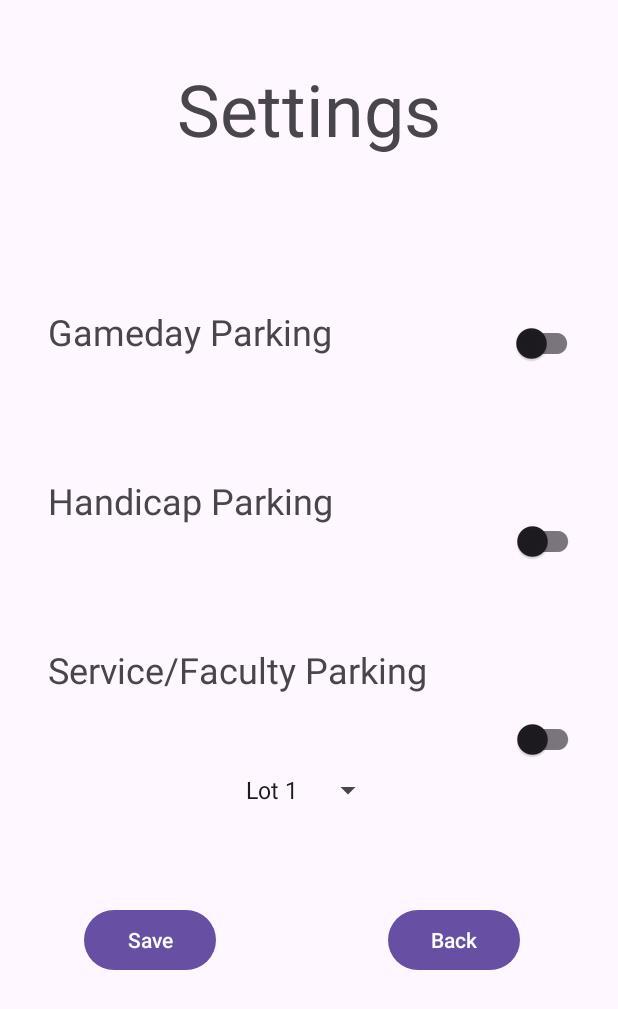
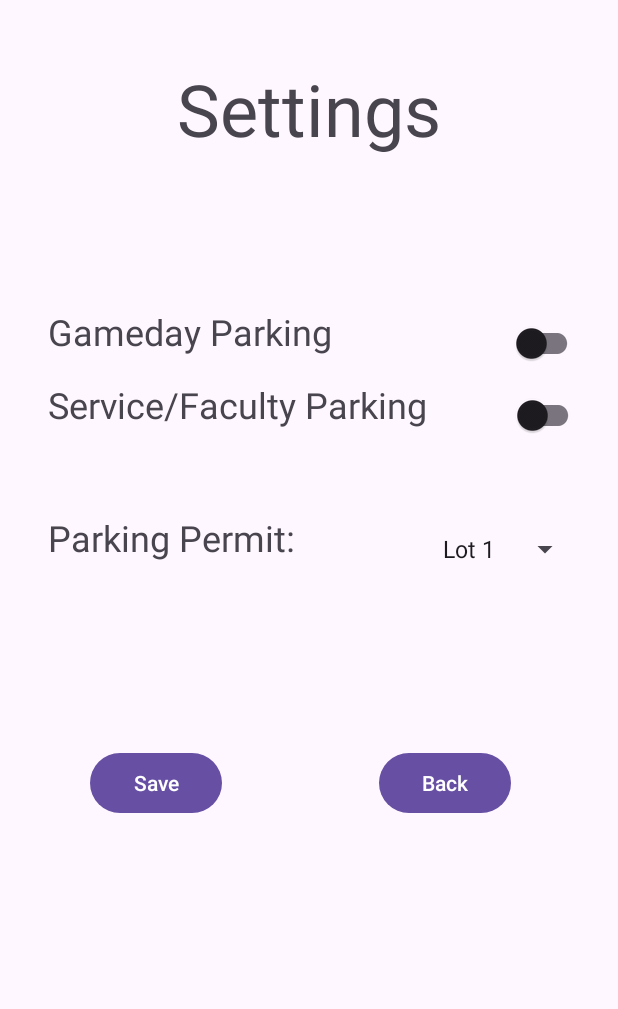
Before and after one commit to KrabbyPattyson/UMDParkingApp, an Android app: the screen it shows after launch (SettingsActivity), after a tap on "Settings Page", on a phone screen of 412 x 824 dp. Shown: the top 1009 px of the screen. Run offline under Robolectric (Android 15) with nearby library versions, the phone set to English and light mode, and no system bars; our stand-ins replace AdMob.

Commit message:
Removed all mentions of Handicap.

```diff
--- a/app/src/main/java/com/example/umdparkingapp/MainActivity.kt
+++ b/app/src/main/java/com/example/umdparkingapp/MainActivity.kt
@@ -1,16 +1,16 @@
 package com.example.umdparkingapp
 
-import android.app.ActivityOptions
 import androidx.appcompat.app.AppCompatActivity
 import android.os.Bundle
 import android.content.Intent
 import android.util.Log
 import android.widget.Button
 
+class MainActivity : AppCompatActivity() {
 
 private lateinit var mapButtonClick: Button
 private lateinit var settingsButtonClick: Button
-class MainActivity : AppCompatActivity() {
+
     override fun onCreate(savedInstanceState: Bundle?) {
         super.onCreate(savedInstanceState)
         setContentView(R.layout.activity_main)
@@ -18,6 +18,7 @@ class MainActivity : AppCompatActivity() {
         mapButtonClick = findViewById<Button>(R.id.buttonMap)
         settingsButtonClick = findViewById<Button>(R.id.buttonSettings)
 
+        // This is the event handler to send users to the Map activity
         mapButtonClick.setOnClickListener {
             val intent = Intent(this, MapActivity::class.java)
             startActivity(intent)
@@ -25,16 +26,17 @@ class MainActivity : AppCompatActivity() {
             Log.w("MainActivity", "Sent to MapActivity view?")
         }
 
-        // Create a Settings app
-        settings = Settings(this)
-        settings.sayPreferences()
-
+        // This is the event handler to send users to the Settings activity
         settingsButtonClick.setOnClickListener {
             val intent = Intent(this, SettingsActivity::class.java)
             startActivity(intent)
             overridePendingTransition( R.anim.slide_left, 0, 0 )
             Log.w("MainActivity", "Sent to SettingsActivity view?")
         }
+
+        // Create a Settings object
+        settings = Settings(this)
+        settings.sayPreferences()
     }
 
     override fun onResume() {
--- a/app/src/main/java/com/example/umdparkingapp/Settings.kt
+++ b/app/src/main/java/com/example/umdparkingapp/Settings.kt
@@ -6,31 +6,25 @@ import android.util.Log
 
 class Settings {
     private var gameday : Boolean = false
-    private var handicap : Boolean = false
     private var service : Boolean = false
     private var lot : String = "None"
 
-    constructor(gameday : Boolean, handicap : Boolean, service : Boolean, lot : String) {
+    constructor(gameday : Boolean, service : Boolean, lot : String) {
         setGameday( gameday )
-        setHandicap( handicap )
         setService( service )
+        setLot( lot )
     }
 
     constructor( context: Context) {
         var pref : SharedPreferences = context.getSharedPreferences( context.packageName + "_preferences",
             Context.MODE_PRIVATE )
         setGameday( pref.getBoolean(GAMEDAY, false ))
-        setHandicap( pref.getBoolean(HANDICAP, false))
         setService( pref.getBoolean(SERVICE, false))
         setLot(pref.getString(LOT, "None").toString())
     }
 
     fun setGameday(g : Boolean) {
         gameday = g
-    }
-
-    fun setHandicap(h : Boolean) {
-        handicap = h
     }
 
     fun setService(s : Boolean) {
@@ -51,14 +45,13 @@ class Settings {
 
         var editor : SharedPreferences.Editor = pref.edit()
         editor.putBoolean(GAMEDAY, gameday)
-        editor.putBoolean(HANDICAP, handicap )
         editor.putBoolean(SERVICE, service )
         editor.putString(LOT, lot)
         editor.commit()
     }
 
     fun sayPreferences() {
-        Log.w("MainActivity", "You're preferences are: \nGameday: ${gameday}\nHandicap: ${handicap}\nService/Faculty: ${service}\nLot: $lot")
+        Log.w("MainActivity", "You're preferences are: \nGameday: ${gameday}\nService/Faculty: ${service}\nLot: $lot")
     }
 
     // This holds the keys to the persistent data for other activities to use
--- a/app/src/main/java/com/example/umdparkingapp/SettingsActivity.kt
+++ b/app/src/main/java/com/example/umdparkingapp/SettingsActivity.kt
@@ -29,7 +29,6 @@ class SettingsActivity : AppCompatActivity() {
         setContentView(R.layout.activity_settings)
 
         gamedaySwitch = findViewById(R.id.gameDaySwitch)
-        handicapSwitch = findViewById(R.id.handicapSwitch)
         serviceSwitch = findViewById(R.id.serviceSwitch)
         lotName = findViewById(R.id.spinner)
 
@@ -78,7 +77,6 @@ class SettingsActivity : AppCompatActivity() {
 
     fun saveSettings(v: View) {
         MainActivity.settings.setGameday(gamedaySwitch.isChecked)
-        MainActivity.settings.setHandicap(handicapSwitch.isChecked)
         MainActivity.settings.setService(serviceSwitch.isChecked)
         MainActivity.settings.setLot(lotName.selectedItem.toString())
         MainActivity.settings.setPreferences(this)
--- a/app/src/main/res/layout/activity_settings.xml
+++ b/app/src/main/res/layout/activity_settings.xml
@@ -29,26 +29,15 @@
         app:layout_constraintTop_toBottomOf="@+id/settings_header" />
 
     <TextView
-        android:id="@+id/handicapText"
-        android:layout_width="wrap_content"
-        android:layout_height="wrap_content"
-        android:layout_marginStart="32dp"
-        android:layout_marginTop="80dp"
-        android:text="@string/handicapText"
-        android:textSize="24sp"
-        app:layout_constraintStart_toStartOf="parent"
-        app:layout_constraintTop_toBottomOf="@+id/gameDayText" />
-
-    <TextView
         android:id="@+id/serviceText"
         android:layout_width="wrap_content"
         android:layout_height="wrap_content"
         android:layout_marginStart="32dp"
-        android:layout_marginTop="80dp"
+        android:layout_marginTop="16dp"
         android:text="@string/serviceText"
         android:textSize="24sp"
         app:layout_constraintStart_toStartOf="parent"
-        app:layout_constraintTop_toBottomOf="@+id/handicapText" />
+        app:layout_constraintTop_toBottomOf="@+id/gameDayText" />
 
     <androidx.appcompat.widget.SwitchCompat
         android:id="@+id/gameDaySwitch"
@@ -64,38 +53,26 @@
         tools:ignore="DuplicateSpeakableTextCheck" />
 
     <androidx.appcompat.widget.SwitchCompat
-        android:id="@+id/handicapSwitch"
-        android:layout_width="wrap_content"
-        android:layout_height="wrap_content"
-        android:layout_marginStart="96dp"
-        android:layout_marginTop="84dp"
-        android:minWidth="48dp"
-        android:minHeight="48dp"
-        app:layout_constraintEnd_toEndOf="parent"
-        app:layout_constraintStart_toEndOf="@+id/handicapText"
-        app:layout_constraintTop_toBottomOf="@+id/gameDaySwitch" />
-
-    <androidx.appcompat.widget.SwitchCompat
         android:id="@+id/serviceSwitch"
         android:layout_width="wrap_content"
         android:layout_height="wrap_content"
         android:layout_marginStart="40dp"
-        android:layout_marginTop="84dp"
         android:minWidth="48dp"
         android:minHeight="48dp"
         app:layout_constraintEnd_toEndOf="parent"
         app:layout_constraintHorizontal_bias="0.428"
         app:layout_constraintStart_toEndOf="@+id/serviceText"
-        app:layout_constraintTop_toBottomOf="@+id/handicapSwitch" />
+        app:layout_constraintTop_toBottomOf="@+id/gameDaySwitch" />
 
     <Spinner
         android:id="@+id/spinner"
         android:layout_width="wrap_content"
         android:layout_height="wrap_content"
-        android:layout_marginTop="40dp"
+        android:layout_marginTop="56dp"
         android:entries="@array/parkingLots"
         android:minHeight="48dp"
         app:layout_constraintEnd_toEndOf="parent"
+        app:layout_constraintHorizontal_bias="0.921"
         app:layout_constraintStart_toStartOf="parent"
         app:layout_constraintTop_toBottomOf="@+id/serviceText" />
 
@@ -103,11 +80,11 @@
         android:id="@+id/settingsBack"
         android:layout_width="wrap_content"
         android:layout_height="wrap_content"
-        android:layout_marginTop="52dp"
+        android:layout_marginTop="108dp"
         android:onClick="endActivity"
         android:text="@string/back"
         app:layout_constraintEnd_toEndOf="parent"
-        app:layout_constraintHorizontal_bias="0.637"
+        app:layout_constraintHorizontal_bias="0.594"
         app:layout_constraintStart_toEndOf="@+id/save"
         app:layout_constraintTop_toBottomOf="@+id/spinner" />
 
@@ -127,11 +104,23 @@
         android:id="@+id/save"
         android:layout_width="wrap_content"
         android:layout_height="wrap_content"
-        android:layout_marginStart="56dp"
-        android:layout_marginTop="52dp"
+        android:layout_marginStart="60dp"
+        android:layout_marginTop="108dp"
         android:onClick="saveSettings"
         android:text="@string/Save"
         app:layout_constraintStart_toStartOf="parent"
         app:layout_constraintTop_toBottomOf="@+id/spinner" />
 
+    <TextView
+        android:id="@+id/textView3"
+        android:layout_width="wrap_content"
+        android:layout_height="wrap_content"
+        android:layout_marginStart="32dp"
+        android:layout_marginTop="56dp"
+        android:autoSizeMaxTextSize="24sp"
+        android:text="@string/permit"
+        android:textSize="24sp"
+        app:layout_constraintStart_toStartOf="parent"
+        app:layout_constraintTop_toBottomOf="@+id/serviceText" />
+
 </androidx.constraintlayout.widget.ConstraintLayout>
--- a/app/src/main/res/values/strings.xml
+++ b/app/src/main/res/values/strings.xml
@@ -6,6 +6,7 @@
     <string name="serviceText">Service/Faculty Parking</string>
     <string name="back">Back</string>
     <string name="Save">Save</string>
+    <string name="permit">Parking Permit:</string>
 
     <string-array name="parkingLots">
         <item>Lot 1</item>
```
Also changed, not shown: app/src/main/java/com/example/umdparkingapp/MapActivity.kt (+23 -33 lines).
